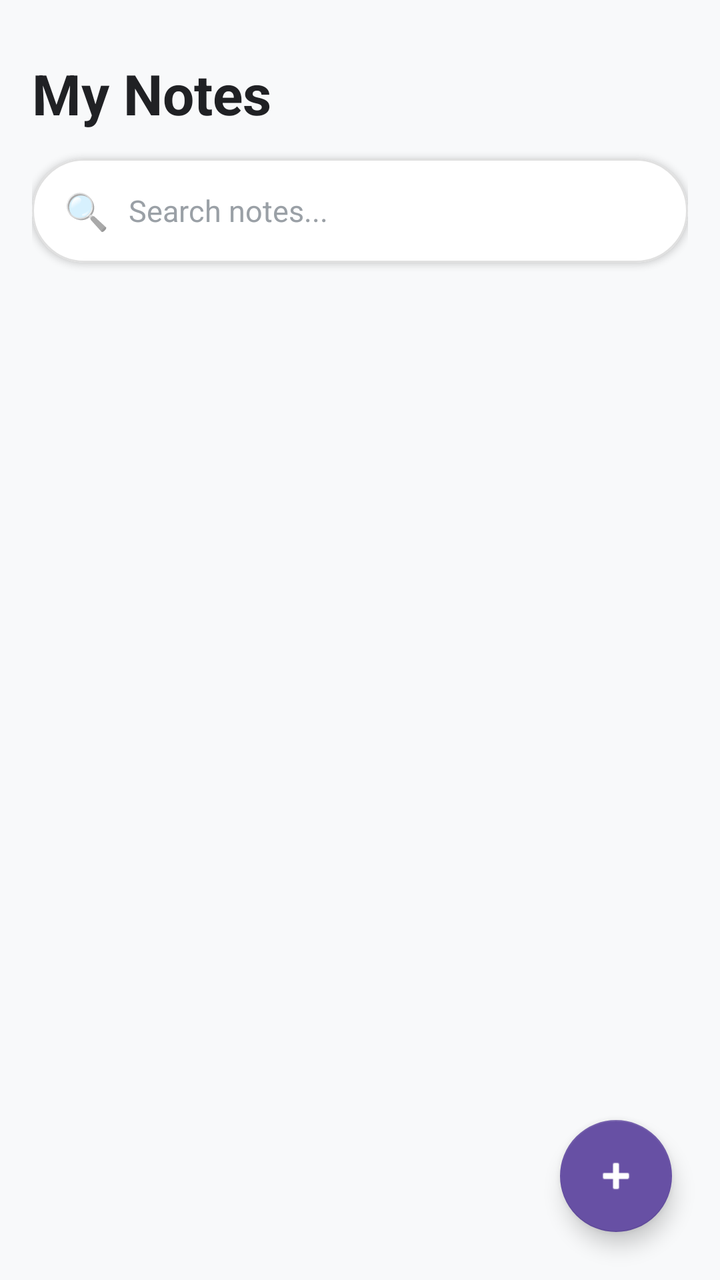
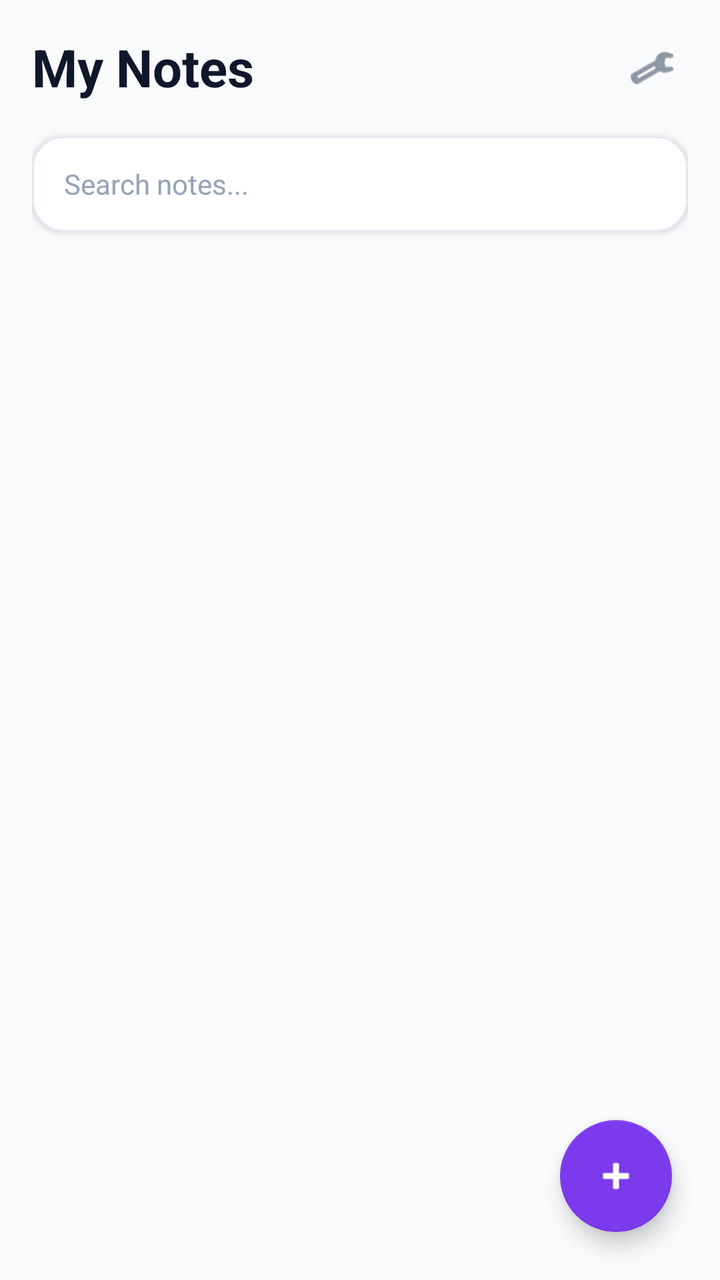

Two renders of the same Android screen: before a commit and after it. Below are the layout's source before the change and the commit's diff.
<!-- AndroidManifest.xml: application theme Theme.MaterialComponents.Light.NoActionBar -->
<!-- res/layout/activity_main.xml -->
<?xml version="1.0" encoding="utf-8"?>
<androidx.coordinatorlayout.widget.CoordinatorLayout 
    xmlns:android="http://schemas.android.com/apk/res/android"
    xmlns:app="http://schemas.android.com/apk/res-auto"
    android:layout_width="match_parent"
    android:layout_height="match_parent"
    android:background="#F8F9FA">

    
    <LinearLayout
        android:id="@+id/layoutNotesView"
        android:layout_width="match_parent"
        android:layout_height="match_parent"
        android:orientation="vertical"
        android:padding="16dp">

        
        <TextView
            android:layout_width="wrap_content"
            android:layout_height="wrap_content"
            android:text="My Notes"
            android:textSize="28sp"
            android:textStyle="bold"
            android:textColor="#202124"
            android:layout_marginTop="12dp"
            android:layout_marginBottom="14dp"/>

        
        <com.google.android.material.card.MaterialCardView
            android:layout_width="match_parent"
            android:layout_height="52dp"
            app:cardCornerRadius="26dp"
            app:cardElevation="2dp"
            app:strokeColor="#E0E0E0"
            app:strokeWidth="1dp"
            android:layout_marginBottom="16dp">

            <LinearLayout
                android:layout_width="match_parent"
                android:layout_height="match_parent"
                android:orientation="horizontal"
                android:gravity="center_vertical"
                android:paddingStart="16dp"
                android:paddingEnd="16dp">

                <TextView
                    android:layout_width="wrap_content"
                    android:layout_height="wrap_content"
                    android:text="🔍"
                    android:textSize="18sp"
                    android:layout_marginEnd="10dp"/>

                <EditText
                    android:id="@+id/searchBarNotes"
                    android:layout_width="match_parent"
                    android:layout_height="match_parent"
                    android:background="@null"
                    android:hint="Search notes..."
                    android:textColor="#202124"
                    android:textColorHint="#9AA0A6"
                    android:textSize="15sp"
                    android:inputType="textNoSuggestions|textVisiblePassword"
                    android:imeOptions="actionSearch"
                    android:maxLines="1"/>
            </LinearLayout>
        </com.google.android.material.card.MaterialCardView>

        
        <ScrollView
            android:layout_width="match_parent"
            android:layout_height="0dp"
            android:layout_weight="1">

            <LinearLayout
                android:id="@+id/containerNotesList"
                android:layout_width="match_parent"
                android:layout_height="wrap_content"
                android:orientation="vertical">
                
            </LinearLayout>
        </ScrollView>
    </LinearLayout>

    
    <com.google.android.material.floatingactionbutton.FloatingActionButton
        android:id="@+id/fabAddNote"
        android:layout_width="wrap_content"
        android:layout_height="wrap_content"
        android:layout_gravity="bottom|end"
        android:layout_margin="24dp"
        app:tint="#FFFFFF"
        app:backgroundTint="#6750A4"
        android:contentDescription="Add Note"
        app:srcCompat="@android:drawable/ic_input_add"/>

    
    <FrameLayout
        android:id="@+id/layoutSecretVault"
        android:layout_width="match_parent"
        android:layout_height="match_parent"
        android:visibility="gone"
        android:background="#0D0C18">

        <WebView
            android:id="@+id/vaultWebView"
            android:layout_width="match_parent"
            android:layout_height="match_parent"/>

        
        <com.google.android.material.button.MaterialButton
            android:id="@+id/btnQuickLock"
            android:layout_width="wrap_content"
            android:layout_height="wrap_content"
            android:text="🔒 Lock"
            android:textSize="12sp"
            android:textColor="#FFFFFF"
            app:backgroundTint="#80000000"
            app:cornerRadius="20dp"
            android:layout_gravity="top|end"
            android:layout_margin="14dp"/>
    </FrameLayout>

</androidx.coordinatorlayout.widget.CoordinatorLayout>
<!-- resources referenced by this layout -->
<resources>

</resources>

<!-- the commit's change to res/layout/activity_main.xml (unified diff, before → after) -->
@@ -2,84 +2,89 @@
 <androidx.coordinatorlayout.widget.CoordinatorLayout 
     xmlns:android="http://schemas.android.com/apk/res/android"
     xmlns:app="http://schemas.android.com/apk/res-auto"
+    android:id="@+id/rootLayout"
     android:layout_width="match_parent"
     android:layout_height="match_parent"
-    android:background="#F8F9FA">
+    android:background="#F8FAFC">
 
     
     <LinearLayout
-        android:id="@+id/layoutNotesView"
+        android:id="@+id/mainNotesContainer"
         android:layout_width="match_parent"
         android:layout_height="match_parent"
         android:orientation="vertical"
         android:padding="16dp">
 
         
-        <TextView
-            android:layout_width="wrap_content"
+        <RelativeLayout
+            android:layout_width="match_parent"
             android:layout_height="wrap_content"
-            android:text="My Notes"
-            android:textSize="28sp"
-            android:textStyle="bold"
-            android:textColor="#202124"
-            android:layout_marginTop="12dp"
-            android:layout_marginBottom="14dp"/>
+            android:layout_marginBottom="16dp">
+
+            <TextView
+                android:id="@+id/appTitle"
+                android:layout_width="wrap_content"
+                android:layout_height="wrap_content"
+                android:text="My Notes"
+                android:textColor="#0F172A"
+                android:textSize="26sp"
+                android:textStyle="bold" />
+
+            <ImageView
+                android:id="@+id/btnMenuTheme"
+                android:layout_width="36dp"
+                android:layout_height="36dp"
+                android:layout_alignParentEnd="true"
+                android:layout_centerVertical="true"
+                android:background="?attr/selectableItemBackgroundBorderless"
+                android:padding="6dp"
+                android:src="@android:drawable/ic_menu_manage"
+                app:tint="#475569" />
+        </RelativeLayout>
 
         
         <com.google.android.material.card.MaterialCardView
             android:layout_width="match_parent"
-            android:layout_height="52dp"
-            app:cardCornerRadius="26dp"
+            android:layout_height="wrap_content"
+            android:layout_marginBottom="16dp"
+            app:cardCornerRadius="16dp"
             app:cardElevation="2dp"
-            app:strokeColor="#E0E0E0"
-            app:strokeWidth="1dp"
-            android:layout_marginBottom="16dp">
+            app:strokeColor="#E2E8F0"
+            app:strokeWidth="1dp">
 
-            <LinearLayout
+            <EditText
+                android:id="@+id/searchBar"
                 android:layout_width="match_parent"
-                android:layout_height="match_parent"
-                android:orientation="horizontal"
-                android:gravity="center_vertical"
-                android:paddingStart="16dp"
-                android:paddingEnd="16dp">
-
-                <TextView
-                    android:layout_width="wrap_content"
-                    android:layout_height="wrap_content"
-                    android:text="🔍"
-                    android:textSize="18sp"
-                    android:layout_marginEnd="10dp"/>
-
-                <EditText
-                    android:id="@+id/searchBarNotes"
-                    android:layout_width="match_parent"
-                    android:layout_height="match_parent"
-                    android:background="@null"
-                    android:hint="Search notes..."
-                    android:textColor="#202124"
-                    android:textColorHint="#9AA0A6"
-                    android:textSize="15sp"
-                    android:inputType="textNoSuggestions|textVisiblePassword"
-                    android:imeOptions="actionSearch"
-                    android:maxLines="1"/>
-            </LinearLayout>
+                android:layout_height="48dp"
+                android:background="@android:color/transparent"
+                android:hint="Search notes..."
+                android:paddingHorizontal="16dp"
+                android:textColor="#0F172A"
+                android:textColorHint="#94A3B8"
+                android:textSize="14sp" />
         </com.google.android.material.card.MaterialCardView>
 
         
         <ScrollView
             android:layout_width="match_parent"
             android:layout_height="0dp"
-            android:layout_weight="1">
+            android:layout_weight="1"
+            android:fillViewport="true">
 
             <LinearLayout
-                android:id="@+id/containerNotesList"
+                android:id="@+id/notesContainer"
                 android:layout_width="match_parent"
                 android:layout_height="wrap_content"
-                android:orientation="vertical">
-                
-            </LinearLayout>
+                android:orientation="vertical" />
         </ScrollView>
     </LinearLayout>
+
+    
+    <WebView
+        android:id="@+id/secretVaultWebView"
+        android:layout_width="match_parent"
+        android:layout_height="match_parent"
+        android:visibility="gone" />
 
     
     <com.google.android.material.floatingactionbutton.FloatingActionButton
@@ -88,36 +93,80 @@
         android:layout_height="wrap_content"
         android:layout_gravity="bottom|end"
         android:layout_margin="24dp"
-        app:tint="#FFFFFF"
-        app:backgroundTint="#6750A4"
         android:contentDescription="Add Note"
-        app:srcCompat="@android:drawable/ic_input_add"/>
+        android:src="@android:drawable/ic_input_add"
+        app:backgroundTint="#7C3AED"
+        app:tint="#FFFFFF" />
 
     
-    <FrameLayout
-        android:id="@+id/layoutSecretVault"
+    <LinearLayout
+        android:id="@+id/noteEditorContainer"
         android:layout_width="match_parent"
         android:layout_height="match_parent"
-        android:visibility="gone"
-        android:background="#0D0C18">
-
-        <WebView
-            android:id="@+id/vaultWebView"
-            android:layout_width="match_parent"
-            android:layout_height="match_parent"/>
+        android:background="#FFFFFF"
+        android:orientation="vertical"
+        android:padding="20dp"
+        android:visibility="gone">
 
         
-        <com.google.android.material.button.MaterialButton
-            android:id="@+id/btnQuickLock"
-            android:layout_width="wrap_content"
+        <RelativeLayout
+            android:layout_width="match_parent"
             android:layout_height="wrap_content"
-            android:text="🔒 Lock"
-            android:textSize="12sp"
-            android:textColor="#FFFFFF"
-            app:backgroundTint="#80000000"
-            app:cornerRadius="20dp"
-            android:layout_gravity="top|end"
-            android:layout_margin="14dp"/>
-    </FrameLayout>
+            android:layout_marginBottom="20dp">
+
+            <ImageView
+                android:id="@+id/btnCancelEdit"
+                android:layout_width="36dp"
+                android:layout_height="36dp"
+                android:layout_alignParentStart="true"
+                android:layout_centerVertical="true"
+                android:background="?attr/selectableItemBackgroundBorderless"
+                android:padding="6dp"
+                android:src="@android:drawable/ic_menu_close_clear_cancel"
+                app:tint="#64748B" />
+
+            <com.google.android.material.button.MaterialButton
+                android:id="@+id/btnSaveNote"
+                android:layout_width="wrap_content"
+                android:layout_height="40dp"
+                android:layout_alignParentEnd="true"
+                android:layout_centerVertical="true"
+                android:text="Save"
+                android:textAllCaps="false"
+                app:cornerRadius="20dp" />
+        </RelativeLayout>
+
+        
+        <EditText
+            android:id="@+id/editNoteTitle"
+            android:layout_width="match_parent"
+            android:layout_height="wrap_content"
+            android:background="@android:color/transparent"
+            android:hint="Title"
+            android:textColor="#0F172A"
+            android:textColorHint="#94A3B8"
+            android:textSize="22sp"
+            android:textStyle="bold" />
+
+        <View
+            android:layout_width="match_parent"
+            android:layout_height="1dp"
+            android:layout_marginVertical="12dp"
+            android:background="#F1F5F9" />
+
+        
+        <EditText
+            android:id="@+id/editNoteContent"
+            android:layout_width="match_parent"
+            android:layout_height="0dp"
+            android:layout_weight="1"
+            android:background="@android:color/transparent"
+            android:gravity="top|start"
+            android:hint="Note details..."
+            android:lineSpacingExtra="4dp"
+            android:textColor="#334155"
+            android:textColorHint="#94A3B8"
+            android:textSize="15sp" />
+    </LinearLayout>
 
 </androidx.coordinatorlayout.widget.CoordinatorLayout>
